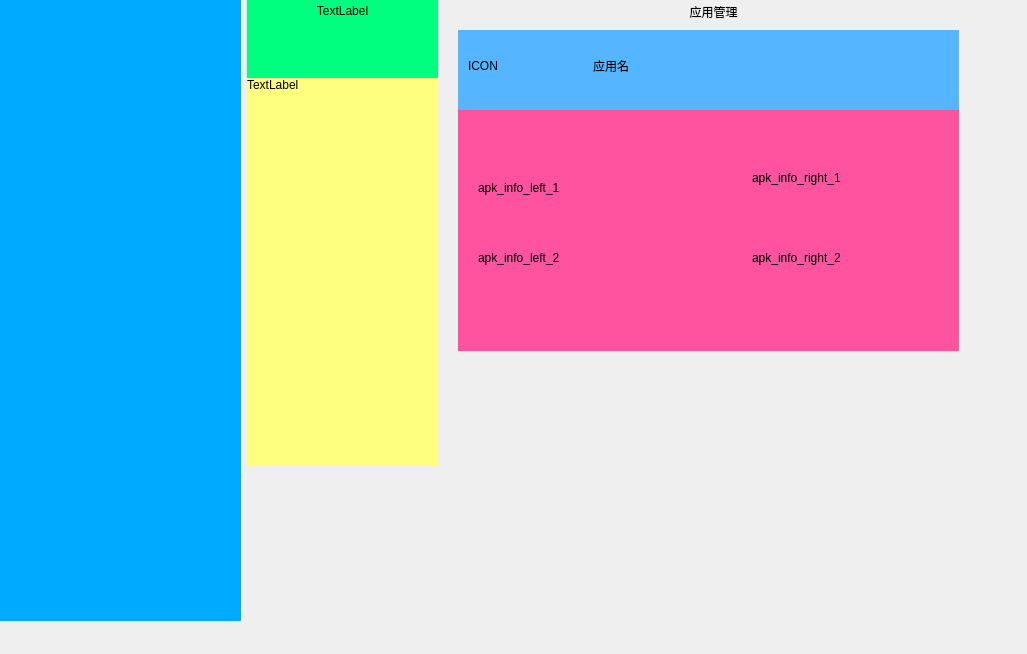
Old version of the form css/untitled.ui in the repository hakaboom/qt_adb.
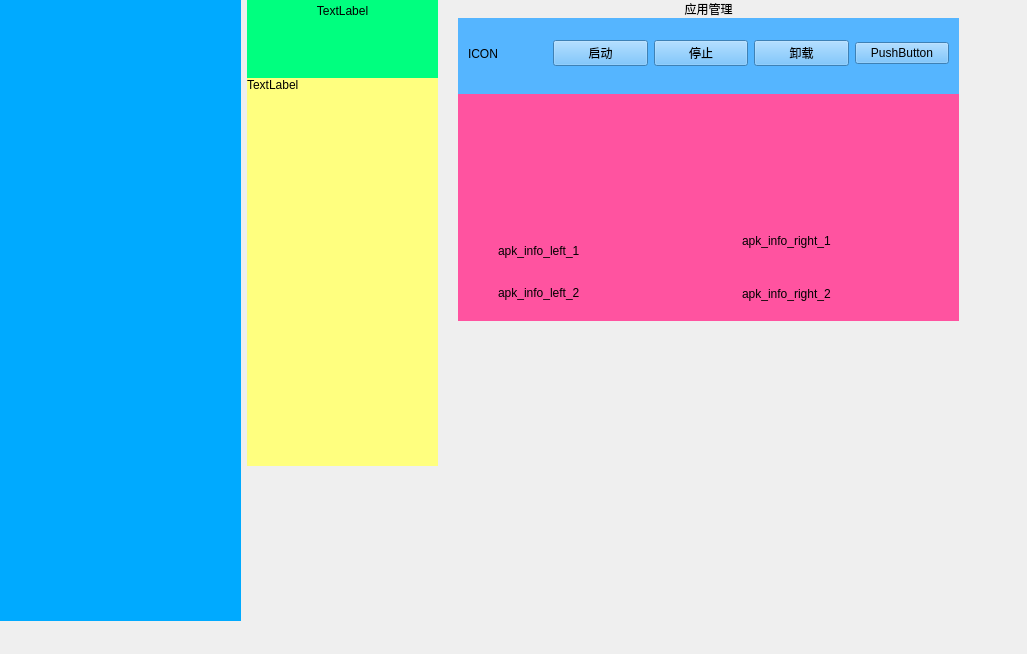
New version of the form.

Patch:
```diff
--- a/css/untitled.ui
+++ b/css/untitled.ui
@@ -190,17 +190,7 @@
                  <height>611</height>
                 </rect>
                </property>
-               <layout class="QVBoxLayout" name="device_app_control_layout" stretch="1,24">
-                <item>
-                 <widget class="QLabel" name="device_app_control_label">
-                  <property name="text">
-                   <string>应用管理</string>
-                  </property>
-                  <property name="alignment">
-                   <set>Qt::AlignCenter</set>
-                  </property>
-                 </widget>
-                </item>
+               <layout class="QVBoxLayout" name="device_app_control_layout" stretch="0">
                 <item>
                  <widget class="QWidget" name="device_app_control_widget" native="true">
                   <widget class="QWidget" name="verticalLayoutWidget_5">
@@ -212,10 +202,20 @@
                      <height>321</height>
                     </rect>
                    </property>
-                   <layout class="QVBoxLayout" name="device_app_info_layout" stretch="1,3">
+                   <layout class="QVBoxLayout" name="device_app_info_layout" stretch="0,1,3">
                     <property name="spacing">
                      <number>0</number>
                     </property>
+                    <item>
+                     <widget class="QLabel" name="device_app_control_label">
+                      <property name="text">
+                       <string>应用管理</string>
+                      </property>
+                      <property name="alignment">
+                       <set>Qt::AlignCenter</set>
+                      </property>
+                     </widget>
+                    </item>
                     <item>
                      <widget class="QWidget" name="apk_icon_widget" native="true">
                       <property name="styleSheet">
@@ -230,7 +230,7 @@
                          <height>71</height>
                         </rect>
                        </property>
-                       <layout class="QHBoxLayout" name="apk_icon_layout" stretch="1,3">
+                       <layout class="QHBoxLayout" name="apk_icon_layout" stretch="1,5">
                         <item>
                          <widget class="QLabel" name="icon_label">
                           <property name="text">
@@ -239,11 +239,36 @@
                          </widget>
                         </item>
                         <item>
-                         <widget class="QLabel" name="label_4">
+                         <layout class="QGridLayout" name="gridLayout">
+                          <item row="0" column="1">
+                           <widget class="QPushButton" name="pushButton_2">
                           <property name="text">
-                           <string>应用名</string>
-                          </property>
-                         </widget>
+                             <string>停止</string>
+                            </property>
+                           </widget>
+                          </item>
+                          <item row="0" column="0">
+                           <widget class="QPushButton" name="pushButton">
+                            <property name="text">
+                             <string>启动</string>
+                            </property>
+                           </widget>
+                          </item>
+                          <item row="0" column="2">
+                           <widget class="QPushButton" name="pushButton_3">
+                            <property name="text">
+                             <string>卸载</string>
+                            </property>
+                           </widget>
+                          </item>
+                          <item row="0" column="3">
+                           <widget class="QPushButton" name="pushButton_4">
+                            <property name="text">
+                             <string>PushButton</string>
+                            </property>
+                           </widget>
+                          </item>
+                         </layout>
                         </item>
                        </layout>
                       </widget>
@@ -254,23 +279,38 @@
                       <property name="styleSheet">
                        <string notr="true">background-color: rgb(255, 83, 160);</string>
                       </property>
-                      <widget class="QWidget" name="horizontalLayoutWidget_4">
+                      <widget class="QWidget" name="verticalLayoutWidget_6">
                        <property name="geometry">
                         <rect>
                          <x>0</x>
                          <y>0</y>
-                         <width>501</width>
+                         <width>491</width>
                          <height>231</height>
                         </rect>
                        </property>
-                       <layout class="QHBoxLayout" name="apk_info_layout">
+                       <layout class="QVBoxLayout" name="verticalLayout">
+                        <item>
+                         <widget class="QWidget" name="apk_info_top" native="true"/>
+                        </item>
+                        <item>
+                         <widget class="QWidget" name="apk_info_button" native="true">
+                          <widget class="QWidget" name="horizontalLayoutWidget_4">
+                           <property name="geometry">
+                            <rect>
+                             <x>0</x>
+                             <y>0</y>
+                             <width>481</width>
+                             <height>111</height>
+                            </rect>
+                           </property>
+                           <layout class="QHBoxLayout" name="apk_info_button_layout">
                         <item>
                          <widget class="QWidget" name="apk_info_left" native="true">
                           <widget class="QLabel" name="label_3">
                            <property name="geometry">
                             <rect>
-                             <x>20</x>
-                             <y>70</y>
+                                 <x>40</x>
+                                 <y>30</y>
                              <width>111</width>
                              <height>16</height>
                             </rect>
@@ -282,10 +322,10 @@
                           <widget class="QLabel" name="label_5">
                            <property name="geometry">
                             <rect>
-                             <x>20</x>
-                             <y>140</y>
-                             <width>91</width>
-                             <height>16</height>
+                                 <x>40</x>
+                                 <y>70</y>
+                                 <width>101</width>
+                                 <height>20</height>
                             </rect>
                            </property>
                            <property name="text">
@@ -300,7 +340,7 @@
                            <property name="geometry">
                             <rect>
                              <x>40</x>
-                             <y>60</y>
+                                 <y>20</y>
                              <width>101</width>
                              <height>16</height>
                             </rect>
@@ -313,14 +353,24 @@
                            <property name="geometry">
                             <rect>
                              <x>40</x>
-                             <y>140</y>
-                             <width>101</width>
-                             <height>16</height>
-                            </rect>
-                           </property>
+                                 <y>70</y>
+                                 <width>171</width>
+                                 <height>21</height>
+                                </rect>
+                               </property>
+                               <property name="contextMenuPolicy">
+                                <enum>Qt::NoContextMenu</enum>
+                               </property>
                            <property name="text">
                             <string>apk_info_right_2</string>
                            </property>
+                               <property name="alignment">
+                                <set>Qt::AlignLeading|Qt::AlignLeft|Qt::AlignVCenter</set>
+                               </property>
+                              </widget>
+                             </widget>
+                            </item>
+                           </layout>
                           </widget>
                          </widget>
                         </item>
```
Lines whose indentation alone changed are shown as unchanged.
